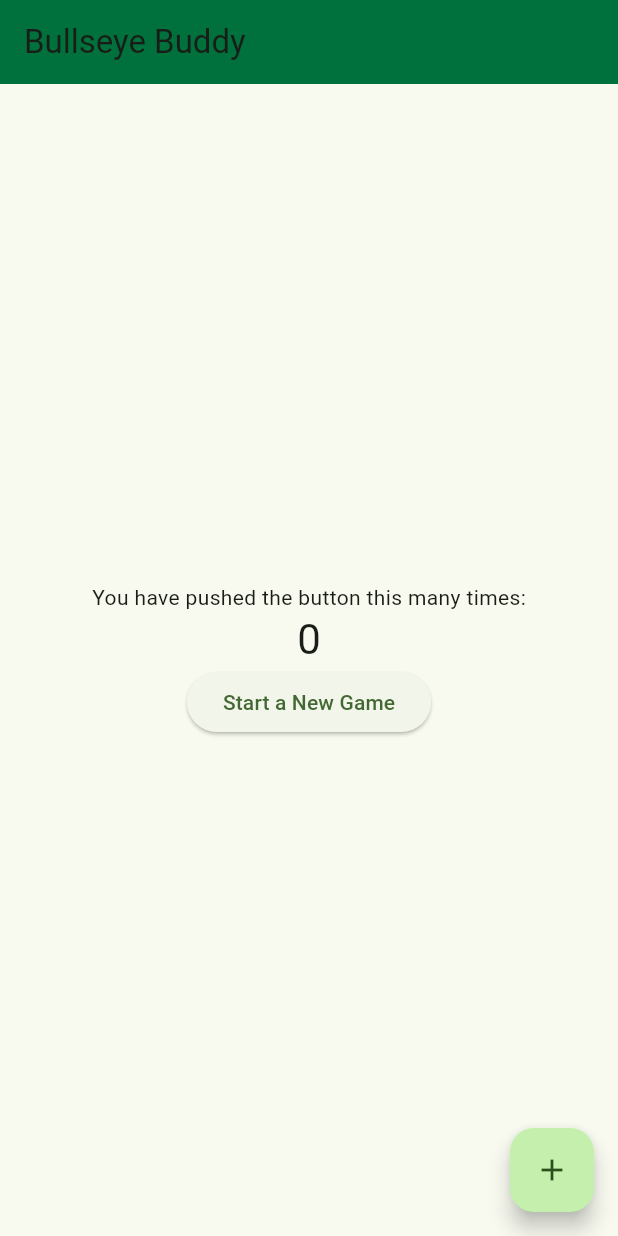
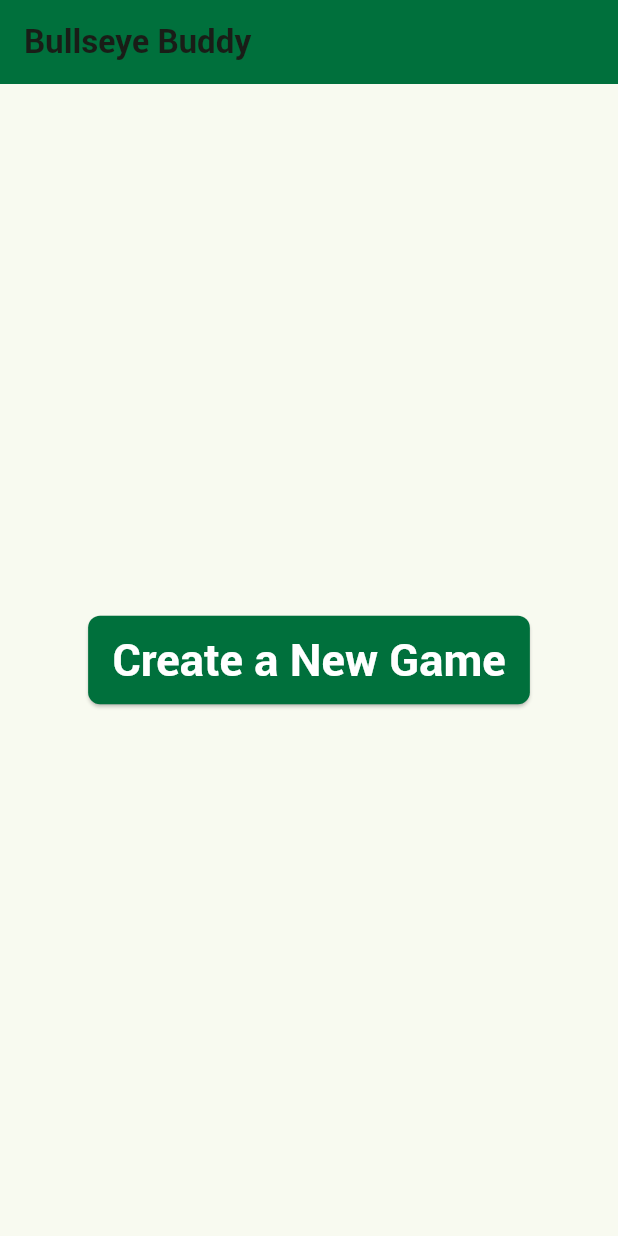
Before and after one commit to karson94/Bullseye-Buddy, a Flutter app: the screen it shows after launch, on a phone screen of 412 x 824 dp. Run offline on Flutter 3.47's test engine with Material 3 defaults, Android fonts, the phone set to English and light mode, and no system bars.

Commit message:
Standard dart game (#4)
* game page fleshed out more. Now need to add user input for scoring

* updated rules, fixed fonts, started data storage/functions

* storing throws per round per player. Displaying current player score. Input box for each player, only visible during turn

* updated input box, per-round throw displaying

* added toggle button for 1x 2x 3x

* refactored code to helper functions and reduced main build widget

* updated throw input box, busting is fully implemented.

* updated file name

```diff
--- a/bullseye_buddy/lib/game.dart
+++ /dev/null
@@ -1,87 +0,0 @@
-import 'package:flutter/material.dart';
-
-class Game extends StatelessWidget {
-  final String player1Name;
-  final String player2Name;
-
-  const Game({super.key, required this.player1Name, required this.player2Name});
-
-  void _showRules(BuildContext context) {
-    showDialog(
-      context: context,
-      builder: (BuildContext context) {
-        return AlertDialog(
-          title: const Text('Game Rules'),
-          content: const Text(
-            '1. Stand behind the black line.\n'
-            '2. Each person throws 3 darts per turn.\n'
-            '3. Sum of all throws per turn is added to score.\n'
-            '4. First to 301 wins. After a player reaches exactly 301, the game ends.\n'
-            '5. If a player goes over 301 during their turn, their turn is over and their score remains what it was entering the round.\n',
-          ),
-          actions: <Widget>[
-            TextButton(
-              onPressed: () {
-                Navigator.of(context).pop(); // Close the dialog
-              },
-              child: const Text('Close'),
-            ),
-          ],
-        );
-      },
-    );
-  }
-
-  @override
-  Widget build(BuildContext context) {
-    return Scaffold(
-      appBar: AppBar(
-        title: const Text('Dart Tracking Game'), // Title of the app
-      ),
-      body: Center(
-        child: Column( // Main layout for the screen
-          mainAxisAlignment: MainAxisAlignment.start, // Align children to the start
-          children: [
-            Row(
-              mainAxisAlignment: MainAxisAlignment.end, // Align button to the right
-              children: [
-                Padding(
-                  padding: const EdgeInsets.all(10.0), // Padding around the button
-                  child: ElevatedButton(
-                    onPressed: () => _showRules(context), // Show game rules when pressed
-                    child: const Text('Show Game Rules'), // Button text
-                  ),
-                ),
-              ],
-            ),
-            Expanded( // Allow the Row to take full height
-              child: Row( // Row to hold player columns
-                children: [
-                  Expanded( // Player 1 Column
-                    child: Column(
-                      mainAxisAlignment: MainAxisAlignment.center, // Center content vertically
-                      children: [
-                        Text('Player 1: $player1Name', style: const TextStyle(fontSize: 24)), // Display Player 1 name
-                        // Additional Player 1 details can be added here
-                      ],
-                    ),
-                  ),
-                  const VerticalDivider(width: 1), // Divider between player columns
-                  Expanded( // Player 2 Column
-                    child: Column(
-                      mainAxisAlignment: MainAxisAlignment.center, // Center content vertically
-                      children: [
-                        Text('Player 2: $player2Name', style: const TextStyle(fontSize: 24)), // Display Player 2 name
-                        // Additional Player 2 details can be added here
-                      ],
-                    ),
-                  ),
-                ],
-              ),
-            ),
-          ],
-        ),
-      ),
-    );
-  }
-}
--- a/bullseye_buddy/lib/main.dart
+++ b/bullseye_buddy/lib/main.dart
@@ -11,6 +11,7 @@ class MyApp extends StatelessWidget {
   @override
   Widget build(BuildContext context) {
     return MaterialApp(
+      debugShowCheckedModeBanner: false,
       title: 'Bullseye Buddy',
       theme: ThemeData(
         // This is the theme of your application.
@@ -28,6 +29,64 @@ class MyApp extends StatelessWidget {
         //
         // This works for code too, not just values: Most code changes can be
         // tested with just a hot reload.
+        fontFamily: 'Roboto',
+        textTheme: const TextTheme(
+          // Set default font weight to 700 (bold) for different text styles
+          bodyLarge: TextStyle(fontWeight: FontWeight.w700),
+          bodyMedium: TextStyle(fontWeight: FontWeight.w500),
+          bodySmall: TextStyle(fontWeight: FontWeight.w300),
+          headlineLarge: TextStyle(fontWeight: FontWeight.w700),
+          headlineMedium: TextStyle(fontWeight: FontWeight.w500),
+          headlineSmall: TextStyle(fontWeight: FontWeight.w300),
+          titleLarge: TextStyle(fontWeight: FontWeight.w700),
+          titleMedium: TextStyle(fontWeight: FontWeight.w500),
+          titleSmall: TextStyle(fontWeight: FontWeight.w300),
+        ),
+
+                // Customize TextButton (default font, weight, and size)
+        textButtonTheme: TextButtonThemeData(
+          style: TextButton.styleFrom(
+            padding: const EdgeInsets.symmetric(vertical: 12.0, horizontal: 16.0), // Add standard padding
+            textStyle: const TextStyle(
+              fontFamily: 'Roboto',  // Set default font for TextButtons
+              fontWeight: FontWeight.w700,  // Set default weight (bold)
+              fontSize: 16,  // Set default font size for buttons
+            ),
+            shape: RoundedRectangleBorder(
+              borderRadius: BorderRadius.circular(8), // Sharpen corner radius
+            ),
+          ),
+        ),
+
+        // Customize ElevatedButton (default font, weight, and size)
+        elevatedButtonTheme: ElevatedButtonThemeData(
+          style: ElevatedButton.styleFrom(
+            padding: const EdgeInsets.symmetric(vertical: 12.0, horizontal: 16.0), // Add standard padding
+            textStyle: const TextStyle(
+              fontFamily: 'Roboto',  // Set default font for ElevatedButtons
+              fontWeight: FontWeight.w700,  // Set default weight (bold)
+              fontSize: 16,  // Set default font size for buttons
+            ),
+            shape: RoundedRectangleBorder(
+              borderRadius: BorderRadius.circular(8), // Sharpen corner radius
+            ),
+          ),
+        ),
+
+        // Customize OutlinedButton (default font, weight, and size)
+        outlinedButtonTheme: OutlinedButtonThemeData(
+          style: OutlinedButton.styleFrom(
+            padding: const EdgeInsets.symmetric(vertical: 12.0, horizontal: 16.0), // Add standard padding
+            textStyle: const TextStyle(
+              fontFamily: 'Roboto',  // Set default font for OutlinedButtons
+              fontWeight: FontWeight.w700,  // Set default weight (bold)
+              fontSize: 16,  // Set default font size for buttons
+            ),
+            shape: RoundedRectangleBorder(
+              borderRadius: BorderRadius.circular(8), // Sharpen corner radius
+            ),
+          ),
+        ),
         colorScheme: ColorScheme.fromSeed(seedColor: Colors.lightGreen.shade900),
         useMaterial3: true,
       ),
@@ -55,18 +114,6 @@ class MyHomePage extends StatefulWidget {
 }
 
 class _MyHomePageState extends State<MyHomePage> {
-  int _counter = 0;
-
-  void _incrementCounter() {
-    setState(() {
-      // This call to setState tells the Flutter framework that something has
-      // changed in this State, which causes it to rerun the build method below
-      // so that the display can reflect the updated values. If we changed
-      // _counter without calling setState(), then the build method would not be
-      // called again, and so nothing would appear to happen.
-      _counter++;
-    });
-  }
 
     void _createNewGame() {
     Navigator.push(
@@ -112,25 +159,17 @@ class _MyHomePageState extends State<MyHomePage> {
           // wireframe for each widget.
           mainAxisAlignment: MainAxisAlignment.center,
           children: <Widget>[
-            const Text(
-              'You have pushed the button this many times:',
-            ),
-            Text(
-              '$_counter',
-              style: Theme.of(context).textTheme.headlineMedium,
-            ),
             ElevatedButton(
+              style: ElevatedButton.styleFrom(
+                backgroundColor: const Color(0xFF00703C),
+                foregroundColor: Colors.white,
+              ),
               onPressed: _createNewGame,
-              child: const Text('Start a New Game'),
+              child: const Text('Create a New Game', style: TextStyle(fontSize: 30,),),
             ), // This trailing comma makes auto-formatting nicer for build methods.
           ],
         ),
       ),
-      floatingActionButton: FloatingActionButton(
-        onPressed: _incrementCounter,
-        tooltip: 'Increment',
-        child: const Icon(Icons.add),
-      ), // This trailing comma makes auto-formatting nicer for build methods.
     );
   }
 }
```
Also changed, not shown: bullseye_buddy/lib/create_new_game.dart (+61 -7 lines), bullseye_buddy/lib/standard_game.dart (added, +382 -0 lines), bullseye_buddy/pubspec.yaml (+11 -6 lines), bullseye_buddy/fonts/Roboto-Black.ttf (added), bullseye_buddy/fonts/Roboto-Bold.ttf (added), bullseye_buddy/fonts/Roboto-Light.ttf (added), bullseye_buddy/fonts/Roboto-Regular.ttf (added).
